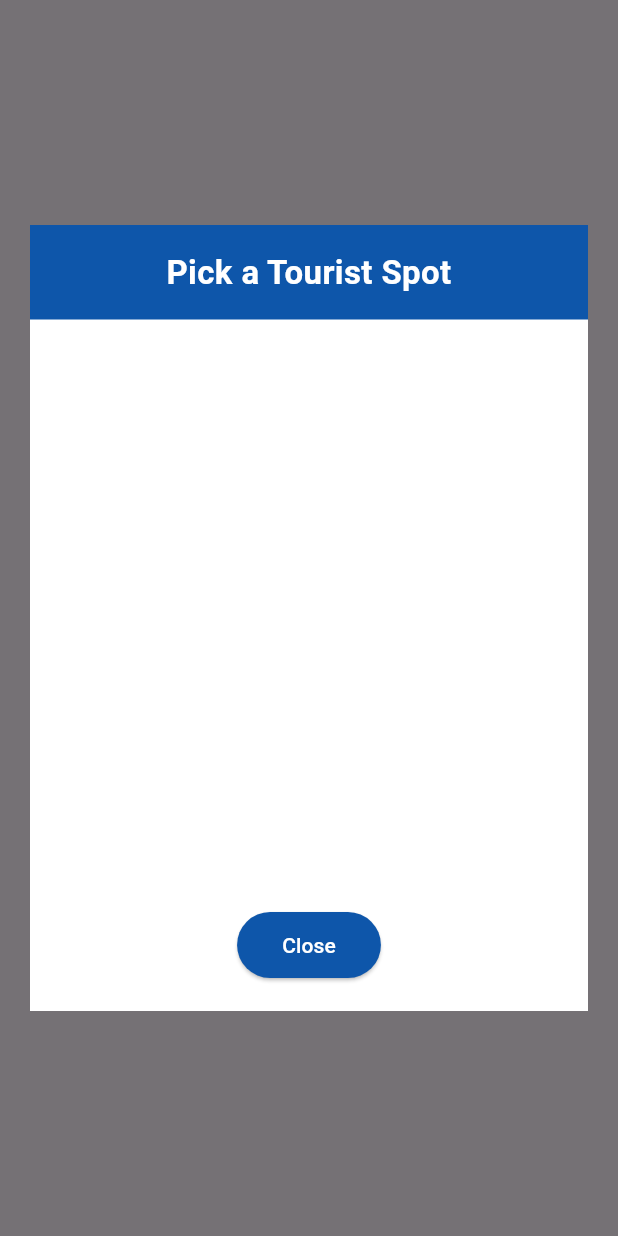
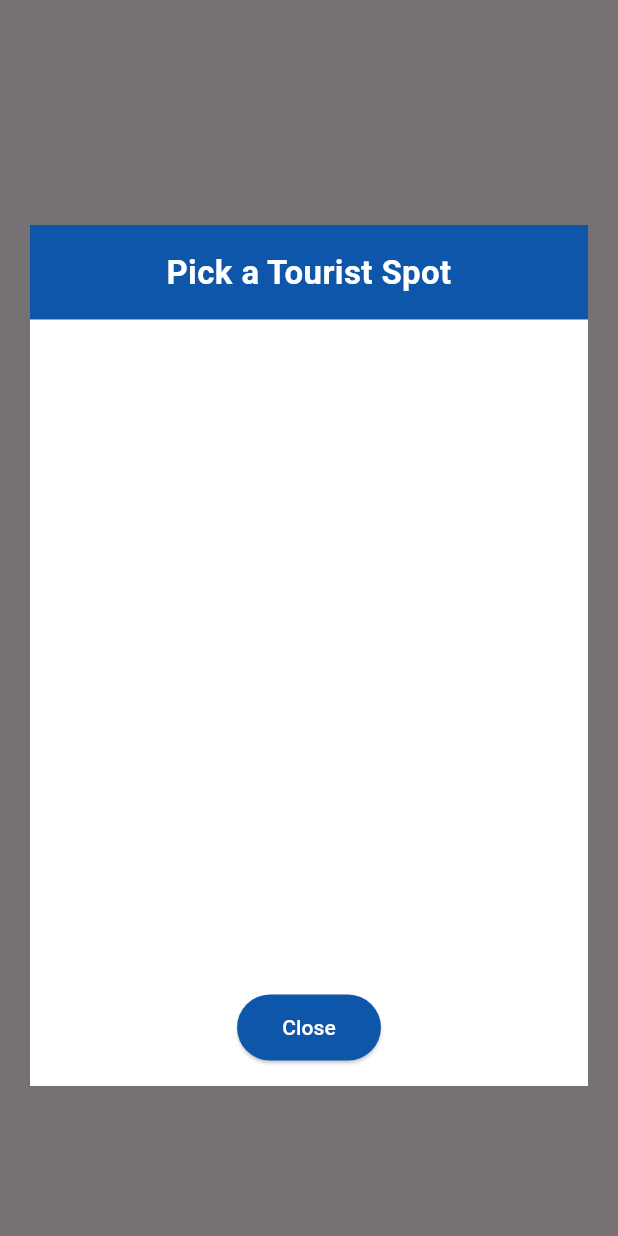
Before and after one commit to lbtour/lb_tour-main, a Flutter app: what show() shows on an empty page, opened directly, on a phone screen of 412 x 824 dp. Run offline on Flutter 3.47's test engine with Material 3 defaults, Android fonts, the light colour scheme and no system bars; our stand-ins replace cloud_firestore, firebase_auth, firebase_core, firebase_database, firebase_messaging, flutter_local_notifications and 7 more; missing offline and left inert: map_launcher, panorama_viewer; accounts and stored records are empty.

Commit message:
11th
fix the feedback

```diff
--- a/lib/pop_up/homescreen/TouristSpotPicker.dart
+++ b/lib/pop_up/homescreen/TouristSpotPicker.dart
@@ -15,7 +15,7 @@ class TouristSpotPicker {
       context: context,
       builder: (BuildContext context) {
         return Padding(
-          padding: const EdgeInsets.fromLTRB(20.0,150,20,150),
+          padding: const EdgeInsets.fromLTRB(20.0,150,20,100),
           child: Container(
             decoration: BoxDecoration(
             ),
@@ -111,7 +111,7 @@ class TouristSpotPicker {
                         },
                       ),
                     ),
-                    SizedBox(height: 20,),
+                    SizedBox(height: 10,),
                     // Close Button
                     Padding(
                       padding: const EdgeInsets.only(bottom: 10),
@@ -125,7 +125,7 @@ class TouristSpotPicker {
                       ),
 
                     ),
-                    SizedBox(height: 10,),
+                    SizedBox(height: 5,),
                   ],
                 ),
               ),
```
